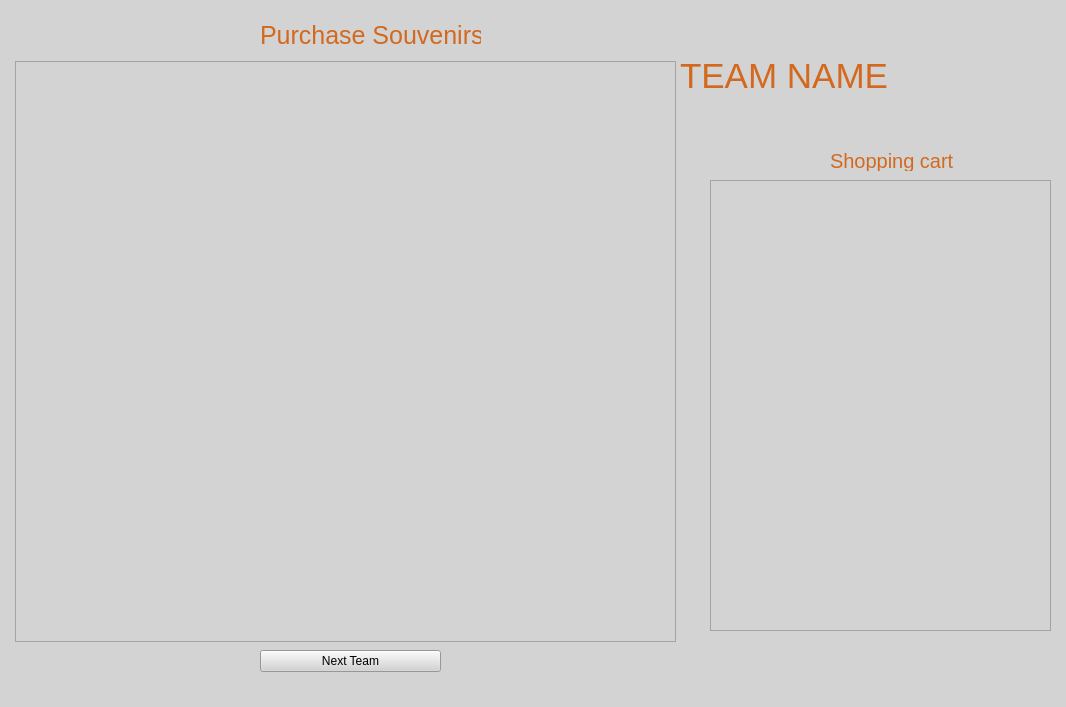
This is NBA/trip.ui in pammypoor/ScrumGitSome as Qt 5 draws it before an edit. The edited form follows.
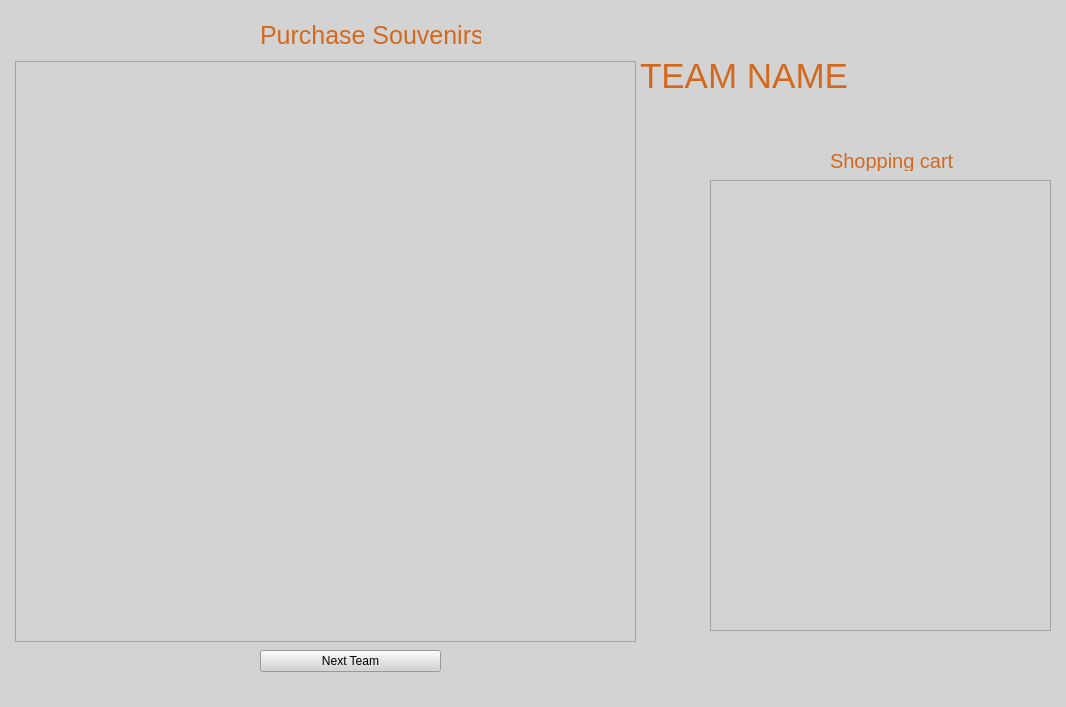
This is the edited form.

What changed in the file:
```diff
--- a/NBA/trip.ui
+++ b/NBA/trip.ui
@@ -93,9 +93,9 @@
      <widget class="QLabel" name="tripTeamName">
       <property name="geometry">
        <rect>
-        <x>670</x>
+        <x>630</x>
         <y>50</y>
-        <width>381</width>
+        <width>421</width>
         <height>51</height>
        </rect>
       </property>
@@ -112,7 +112,7 @@
        <rect>
         <x>5</x>
         <y>61</y>
-        <width>661</width>
+        <width>621</width>
         <height>581</height>
        </rect>
       </property>
```
